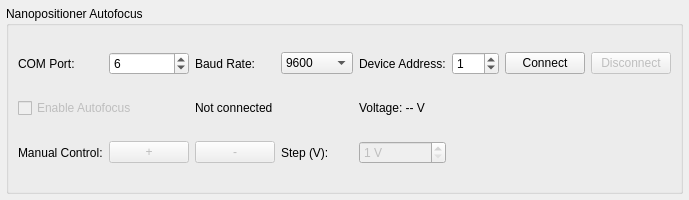
Old version of the form resources/ui/NanopositionerTab.ui in the repository KPT1020/mib-studio-qt.
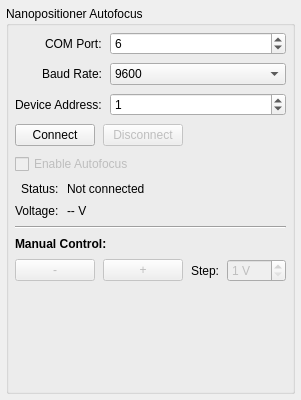
New version of the form.

```diff
--- a/resources/ui/NanopositionerTab.ui
+++ b/resources/ui/NanopositionerTab.ui
@@ -6,8 +6,8 @@
    <rect>
     <x>0</x>
     <y>0</y>
-    <width>600</width>
-    <height>200</height>
+    <width>300</width>
+    <height>400</height>
    </rect>
   </property>
   <layout class="QVBoxLayout" name="verticalLayout">
@@ -24,14 +24,34 @@
     <number>6</number>
    </property>
    <property name="spacing">
-    <number>6</number>
+    <number>8</number>
    </property>
    <item>
     <widget class="QGroupBox" name="nanopositionerGroup">
      <property name="title">
       <string>Nanopositioner Autofocus</string>
      </property>
-     <layout class="QGridLayout" name="gridLayout">
+     <layout class="QVBoxLayout" name="groupVerticalLayout">
+      <property name="spacing">
+       <number>8</number>
+      </property>
+      <property name="leftMargin">
+       <number>6</number>
+      </property>
+      <property name="topMargin">
+       <number>6</number>
+      </property>
+      <property name="rightMargin">
+       <number>6</number>
+      </property>
+      <property name="bottomMargin">
+       <number>6</number>
+      </property>
+      <item>
+       <layout class="QFormLayout" name="connectionFormLayout">
+        <property name="labelAlignment">
+         <set>Qt::AlignRight|Qt::AlignTrailing|Qt::AlignVCenter</set>
+        </property>
       <item row="0" column="0">
        <widget class="QLabel" name="comPortLabel">
         <property name="text">
@@ -52,14 +72,14 @@
         </property>
        </widget>
       </item>
-      <item row="0" column="2">
+        <item row="1" column="0">
        <widget class="QLabel" name="baudRateLabel">
         <property name="text">
          <string>Baud Rate:</string>
         </property>
        </widget>
       </item>
-      <item row="0" column="3">
+        <item row="1" column="1">
        <widget class="QComboBox" name="baudRateCombo">
         <item>
          <property name="text">
@@ -88,14 +108,14 @@
         </item>
        </widget>
       </item>
-      <item row="0" column="4">
+        <item row="2" column="0">
        <widget class="QLabel" name="deviceAddressLabel">
         <property name="text">
          <string>Device Address:</string>
         </property>
        </widget>
       </item>
-      <item row="0" column="5">
+        <item row="2" column="1">
        <widget class="QSpinBox" name="deviceAddressSpinBox">
         <property name="maximum">
          <number>255</number>
@@ -105,14 +125,18 @@
         </property>
        </widget>
       </item>
-      <item row="0" column="6">
+       </layout>
+      </item>
+      <item>
+       <layout class="QHBoxLayout" name="connectionButtonsLayout">
+        <item>
        <widget class="QPushButton" name="connectBtn">
         <property name="text">
          <string>Connect</string>
         </property>
        </widget>
       </item>
-      <item row="0" column="7">
+        <item>
        <widget class="QPushButton" name="disconnectBtn">
         <property name="text">
          <string>Disconnect</string>
@@ -122,7 +146,22 @@
         </property>
        </widget>
       </item>
-      <item row="1" column="0" colspan="2">
+        <item>
+         <spacer name="connectionSpacer">
+          <property name="orientation">
+           <enum>Qt::Horizontal</enum>
+          </property>
+          <property name="sizeHint" stdset="0">
+           <size>
+            <width>40</width>
+            <height>20</height>
+           </size>
+          </property>
+         </spacer>
+        </item>
+       </layout>
+      </item>
+      <item>
        <widget class="QCheckBox" name="autofocusEnabledCheck">
         <property name="text">
          <string>Enable Autofocus</string>
@@ -132,41 +171,67 @@
         </property>
        </widget>
       </item>
-      <item row="1" column="2" colspan="2">
+      <item>
+       <layout class="QFormLayout" name="statusFormLayout">
+        <property name="labelAlignment">
+         <set>Qt::AlignRight|Qt::AlignTrailing|Qt::AlignVCenter</set>
+        </property>
+        <item row="0" column="0">
+         <widget class="QLabel" name="statusLabelLabel">
+          <property name="text">
+           <string>Status:</string>
+          </property>
+         </widget>
+        </item>
+        <item row="0" column="1">
        <widget class="QLabel" name="statusLabel">
         <property name="text">
          <string>Not connected</string>
         </property>
        </widget>
       </item>
-      <item row="1" column="4" colspan="2">
+        <item row="1" column="0">
+         <widget class="QLabel" name="voltageLabelLabel">
+          <property name="text">
+           <string>Voltage:</string>
+          </property>
+         </widget>
+        </item>
+        <item row="1" column="1">
        <widget class="QLabel" name="voltageLabel">
         <property name="text">
-         <string>Voltage: -- V</string>
+           <string>-- V</string>
         </property>
        </widget>
       </item>
-      <item row="2" column="0">
+       </layout>
+      </item>
+      <item>
+       <widget class="QFrame" name="separatorLine">
+        <property name="frameShape">
+         <enum>QFrame::HLine</enum>
+        </property>
+        <property name="frameShadow">
+         <enum>QFrame::Sunken</enum>
+        </property>
+       </widget>
+      </item>
+      <item>
        <widget class="QLabel" name="manualControlLabel">
         <property name="text">
          <string>Manual Control:</string>
         </property>
-       </widget>
-      </item>
-      <item row="2" column="1">
-       <widget class="QPushButton" name="increaseVoltageBtn">
-        <property name="maximumWidth">
-         <number>40</number>
+        <property name="font">
+         <font>
+          <weight>75</weight>
+          <bold>true</bold>
+         </font>
         </property>
-        <property name="text">
-         <string>+</string>
-        </property>
-        <property name="enabled">
-         <bool>false</bool>
-        </property>
        </widget>
       </item>
-      <item row="2" column="2">
+      <item>
+       <layout class="QHBoxLayout" name="manualControlLayout">
+        <item>
        <widget class="QPushButton" name="decreaseVoltageBtn">
         <property name="maximumWidth">
          <number>40</number>
@@ -179,14 +244,37 @@
         </property>
        </widget>
       </item>
-      <item row="2" column="3">
+        <item>
+         <widget class="QPushButton" name="increaseVoltageBtn">
+          <property name="text">
+           <string>+</string>
+          </property>
+          <property name="enabled">
+           <bool>false</bool>
+          </property>
+         </widget>
+        </item>
+        <item>
+         <spacer name="manualSpacer">
+          <property name="orientation">
+           <enum>Qt::Horizontal</enum>
+          </property>
+          <property name="sizeHint" stdset="0">
+           <size>
+            <width>40</width>
+            <height>20</height>
+           </size>
+          </property>
+         </spacer>
+        </item>
+        <item>
        <widget class="QLabel" name="voltageStepLabel">
         <property name="text">
-         <string>Step (V):</string>
+           <string>Step:</string>
         </property>
        </widget>
       </item>
-      <item row="2" column="4">
+        <item>
        <widget class="QSpinBox" name="voltageStepSpinBox">
         <property name="minimum">
          <number>1</number>
@@ -204,6 +292,21 @@
          <bool>false</bool>
         </property>
        </widget>
+        </item>
+       </layout>
+      </item>
+      <item>
+       <spacer name="verticalSpacer">
+        <property name="orientation">
+         <enum>Qt::Vertical</enum>
+        </property>
+        <property name="sizeHint" stdset="0">
+         <size>
+          <width>20</width>
+          <height>40</height>
+         </size>
+        </property>
+       </spacer>
       </item>
      </layout>
     </widget>
```
Left out of the diff: 3 changed lines with no effect on the pictures. Lines whose indentation alone changed are shown as unchanged.
